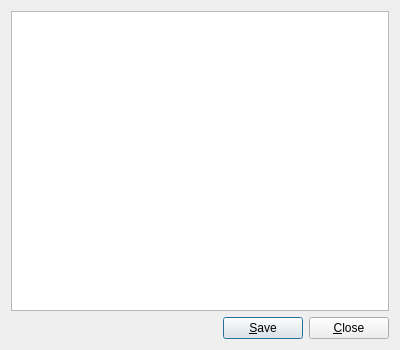
Old version of the form JsonEditorDialog.ui in the repository Syping/gta5sync.
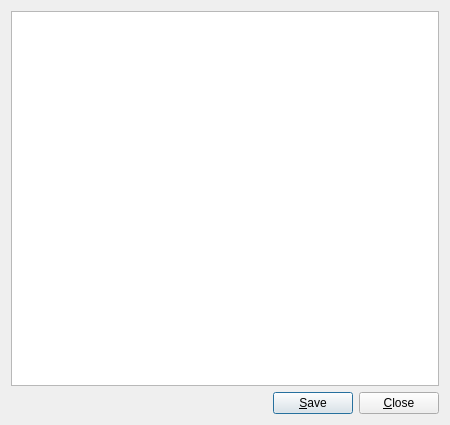
New version of the form.

What changed in the file:
```diff
--- a/JsonEditorDialog.ui
+++ b/JsonEditorDialog.ui
@@ -6,8 +6,8 @@
    <rect>
     <x>0</x>
     <y>0</y>
-    <width>400</width>
-    <height>350</height>
+    <width>450</width>
+    <height>425</height>
    </rect>
   </property>
   <property name="windowTitle">
```
